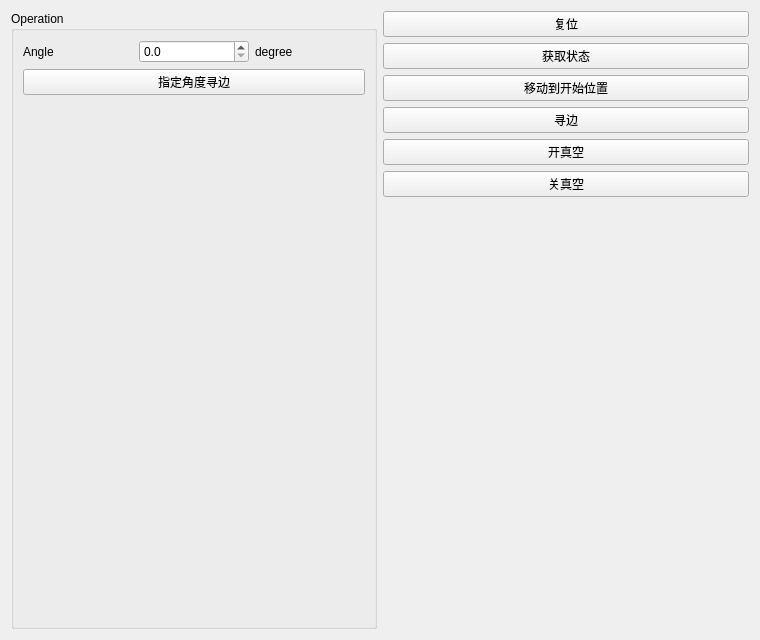
Before: the Qt Designer form device/src/EFEM/efem_aligner_abstract_subsystem_widget.ui in zhangzhenxi11/HL, drawn with Qt 5.
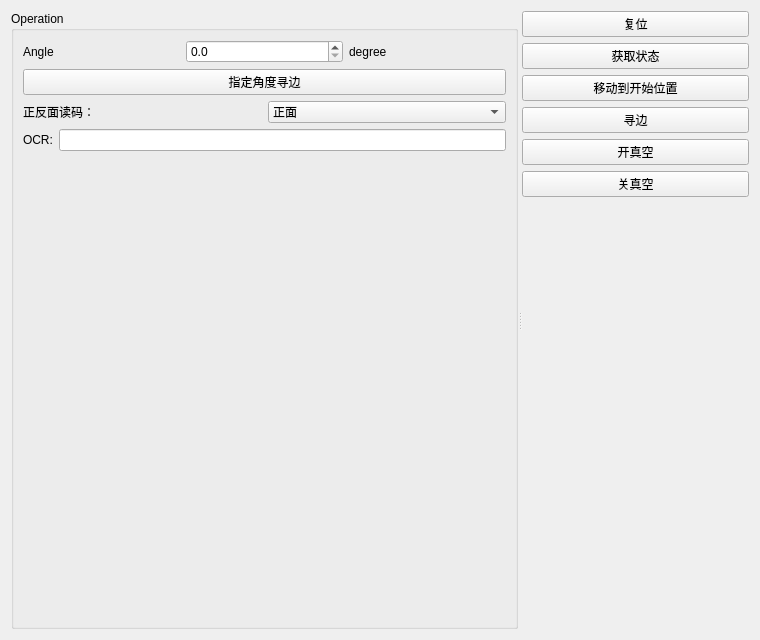
After: the same form once the commit is applied.

Commit message: 修改寻边读码指令

What changed in the file:
```diff
--- a/device/src/EFEM/efem_aligner_abstract_subsystem_widget.ui
+++ b/device/src/EFEM/efem_aligner_abstract_subsystem_widget.ui
@@ -13,7 +13,7 @@
   <property name="windowTitle">
    <string>Form</string>
   </property>
-  <layout class="QHBoxLayout" name="horizontalLayout_3">
+  <layout class="QHBoxLayout" name="horizontalLayout_5">
    <item>
     <layout class="QHBoxLayout" name="horizontalLayout_2">
      <property name="topMargin">
@@ -22,7 +22,14 @@
     </layout>
    </item>
    <item>
+    <widget class="QSplitter" name="splitter">
+     <property name="orientation">
+      <enum>Qt::Horizontal</enum>
+     </property>
     <widget class="QGroupBox" name="groupBox">
+      <property name="enabled">
+       <bool>true</bool>
+      </property>
      <property name="title">
       <string>Operation</string>
      </property>
@@ -71,6 +78,45 @@
         </property>
        </widget>
       </item>
+       <item>
+        <layout class="QHBoxLayout" name="horizontalLayout_4">
+         <item>
+          <widget class="QLabel" name="label_4">
+           <property name="text">
+            <string>正反面读码：</string>
+           </property>
+          </widget>
+         </item>
+         <item>
+          <widget class="QComboBox" name="dirct_cbx">
+           <item>
+            <property name="text">
+             <string>正面</string>
+            </property>
+           </item>
+           <item>
+            <property name="text">
+             <string>反面</string>
+            </property>
+           </item>
+          </widget>
+         </item>
+        </layout>
+       </item>
+       <item>
+        <layout class="QHBoxLayout" name="horizontalLayout_3">
+         <item>
+          <widget class="QLabel" name="label_3">
+           <property name="text">
+            <string>OCR:</string>
+           </property>
+          </widget>
+         </item>
+         <item>
+          <widget class="QLineEdit" name="ocr_lineEdit"/>
+         </item>
+        </layout>
+       </item>
       <item>
        <spacer name="verticalSpacer_2">
         <property name="orientation">
@@ -86,8 +132,7 @@
       </item>
      </layout>
     </widget>
-   </item>
-   <item>
+     <widget class="QWidget" name="layoutWidget">
     <layout class="QVBoxLayout" name="right_verticalLayout">
      <item>
       <widget class="QPushButton" name="reset_btn">
@@ -166,6 +211,8 @@
       </spacer>
      </item>
     </layout>
+     </widget>
+    </widget>
    </item>
   </layout>
  </widget>
```
Left out of the diff: 5 changed lines with no effect on the pictures. Lines whose indentation alone changed are shown as unchanged. The commit also changes 13 other files.
